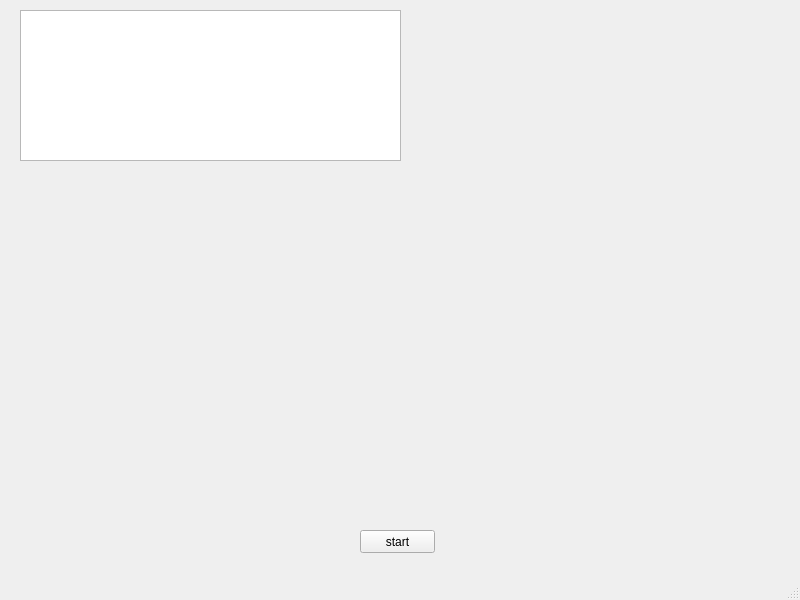
First picture: the form in mainwindow.ui, repository MaripazVertel/MaripazVertelMarquez-Laboratorio5, before the edit.
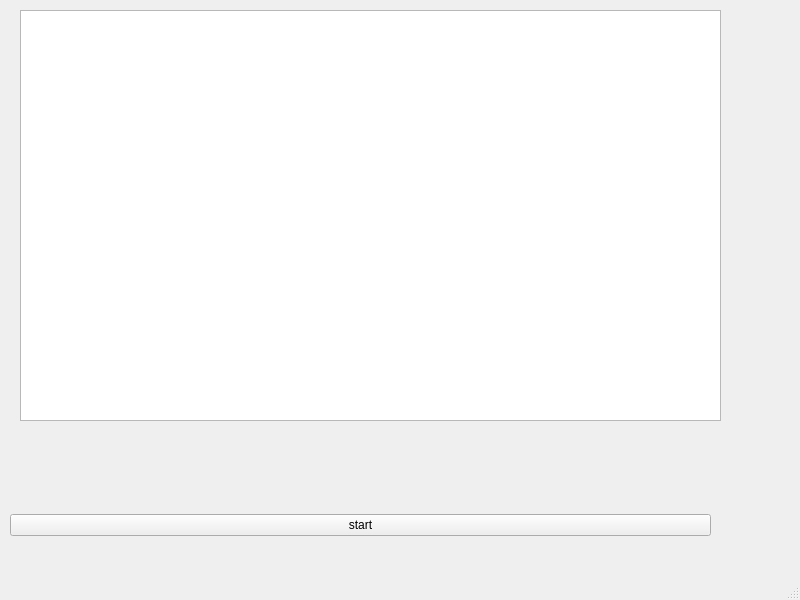
Second picture: the form after the edit.

What changed in the file:
```diff
--- a/mainwindow.ui
+++ b/mainwindow.ui
@@ -14,29 +14,35 @@
    <string>MaripazLaboratorio5</string>
   </property>
   <widget class="QWidget" name="centralwidget">
+   <widget class="QWidget" name="verticalLayoutWidget">
+    <property name="geometry">
+     <rect>
+      <x>10</x>
+      <y>500</y>
+      <width>701</width>
+      <height>51</height>
+     </rect>
+    </property>
+    <layout class="QVBoxLayout" name="verticalLayout">
+     <item>
+      <widget class="QPushButton" name="start">
+       <property name="text">
+        <string>start</string>
+       </property>
+      </widget>
+     </item>
+    </layout>
+   </widget>
    <widget class="QGraphicsView" name="graphicsView">
     <property name="geometry">
      <rect>
       <x>20</x>
       <y>10</y>
-      <width>381</width>
-      <height>151</height>
+      <width>701</width>
+      <height>411</height>
      </rect>
     </property>
    </widget>
-   <widget class="QPushButton" name="start">
-    <property name="geometry">
-     <rect>
-      <x>360</x>
-      <y>530</y>
-      <width>75</width>
-      <height>23</height>
-     </rect>
-    </property>
-    <property name="text">
-     <string>start</string>
-    </property>
-   </widget>
   </widget>
   <widget class="QMenuBar" name="menubar">
    <property name="geometry">
```
Left out of the diff: 4 changed lines with no effect on the pictures.
